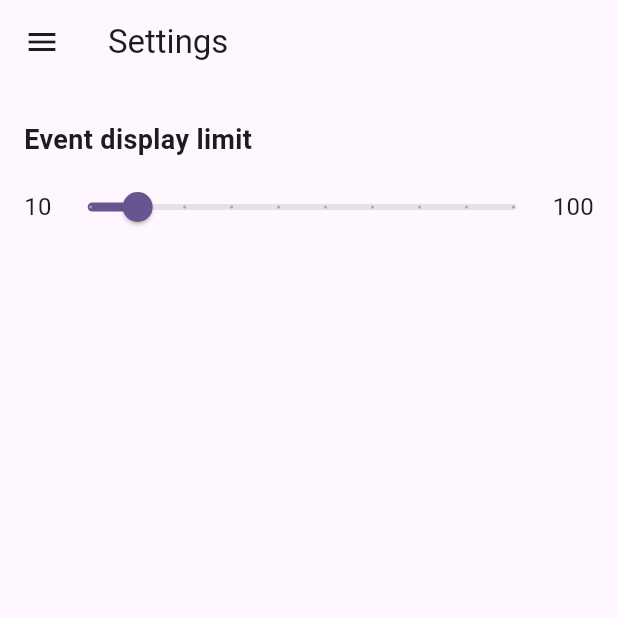
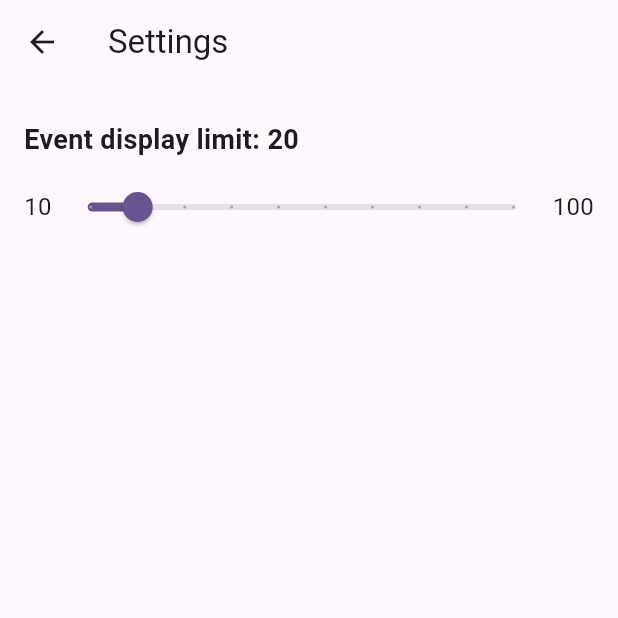
Before and after one commit to blcoyote/camera-events-flutter-app, a Flutter app: the SettingsScreen screen opened by its route, on a phone screen of 412 x 824 dp, the top half of it. Run offline on Flutter 3.47's test engine with Material 2 defaults, Android fonts, the phone set to English and light mode, and no system bars; our stand-ins replace firebase_analytics, firebase_core, firebase_messaging, flutter_local_notifications, jwt_decoder, shared_preferences; accounts and stored records are empty.

Commit message:
minor bugfixes

```diff
--- a/lib/components/drawer.dart
+++ b/lib/components/drawer.dart
@@ -26,7 +26,8 @@ Drawer buildDrawer(BuildContext context) {
         ListTile(
           title: const Text('Settings'),
           onTap: () {
-            Navigator.pushReplacementNamed(context, SettingsScreen.routeName);
+            Navigator.pop(context);
+            Navigator.pushNamed(context, SettingsScreen.routeName);
           },
         ),
         ListTile(
--- a/lib/screens/settings_screen.dart
+++ b/lib/screens/settings_screen.dart
@@ -13,7 +13,12 @@ class SettingsScreen extends StatelessWidget {
     //appState.setSettings(limit: 50);
 
     return Scaffold(
-      appBar: AppBar(title: const Text('Settings')),
+      appBar: AppBar(
+        title: const Text('Settings'),
+        leading: BackButton(
+          onPressed: () => Navigator.of(context).pop(),
+        ),
+      ),
 
       //TODO: backbutton instead of drawer
       drawer: buildDrawer(context),
@@ -23,9 +28,9 @@ class SettingsScreen extends StatelessWidget {
           crossAxisAlignment: CrossAxisAlignment.start,
           children: [
             const SizedBox(height: 8.0),
-            const Text(
-              'Event display limit',
-              style: TextStyle(fontSize: 18.0, fontWeight: FontWeight.bold),
+            Text(
+              'Event display limit: ${appState.eventsLimit}',
+              style: const TextStyle(fontSize: 18.0, fontWeight: FontWeight.bold),
             ),
             const SizedBox(height: 8.0),
             Row(
--- a/lib/state/app_state.dart
+++ b/lib/state/app_state.dart
@@ -166,6 +166,11 @@ class AppState extends ChangeNotifier {
 
   Future<void> getEvents({bool forceRefresh = false}) async {
     CameraEventQueryParams params = CameraEventQueryParams(limit: eventsLimit);
+
+    if (JwtDecoder.isExpired(_token)) {
+      await processSilentLogin();
+    }
+
     if (forceRefresh || !hasEventsLoaded) {
       isEventsLoading = true;
       try {
```
Also changed, not shown: lib/main.dart (+5 -5 lines), lib/routes/event_notification.dart (+10 -1 lines), lib/screens/Latest_snapshots.dart (+58 -0 lines), lib/screens/start_screen.dart (+3 -6 lines).
